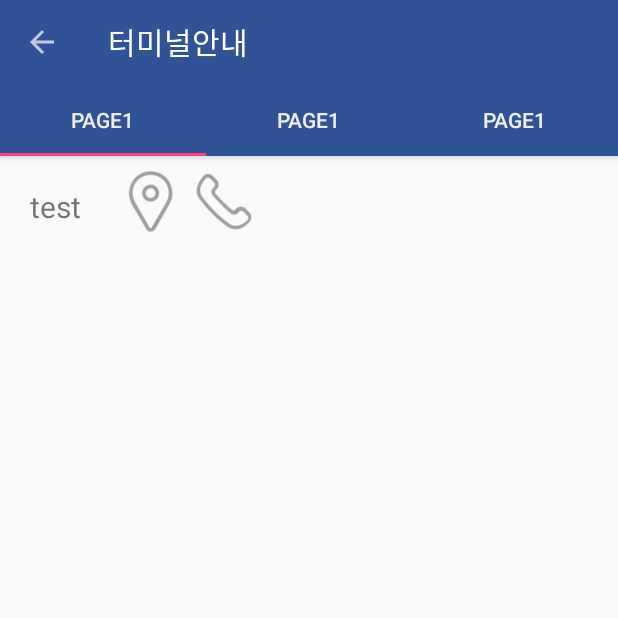
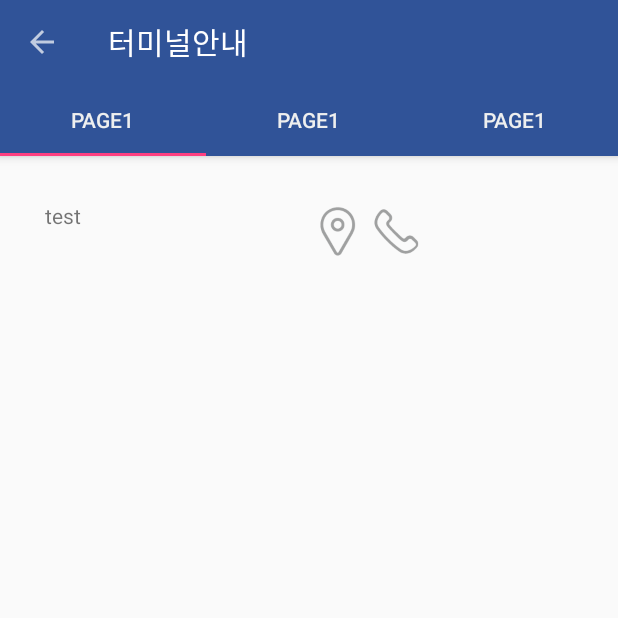
Before and after one commit to songmho/BusRo, an Android app: the page_1 screen opened directly, with no data from a screen before it, on a phone screen of 412 x 824 dp, the top half of it. Run offline under Robolectric (Android 15) with nearby library versions, the phone set to English and light mode, and no system bars.

Commit message:
recylcerview_item에 weight주기

```diff
--- a/app/src/main/res/layout/item_recyclerview.xml
+++ b/app/src/main/res/layout/item_recyclerview.xml
@@ -6,24 +6,27 @@
         android:orientation="horizontal"
         android:layout_width="match_parent"
         android:layout_height="wrap_content"
+        android:weightSum="1"
         >
         <TextView
             android:layout_width="wrap_content"
-            android:layout_height="wrap_content"
-            android:padding="20dp"
-            android:textSize="20dp"
+            android:layout_height="match_parent"
+            android:layout_weight=".6"
+            android:padding="30dp"
             android:text=""
             android:id="@+id/terminal"
             />
         <ImageView
-            android:layout_width="50dp"
-            android:layout_height="60dp"
+            android:layout_width="0dp"
+            android:layout_height="wrap_content"
+            android:layout_weight=".2"
             android:src="@drawable/map"
             android:id="@+id/map"
             />
         <ImageView
-            android:layout_width="50dp"
-            android:layout_height="60dp"
+            android:layout_width="0dp"
+            android:layout_height="wrap_content"
+            android:layout_weight=".2"
             android:src="@drawable/phone"
             android:id="@+id/phone"
             />
```
Also changed, not shown: 1 other file.
